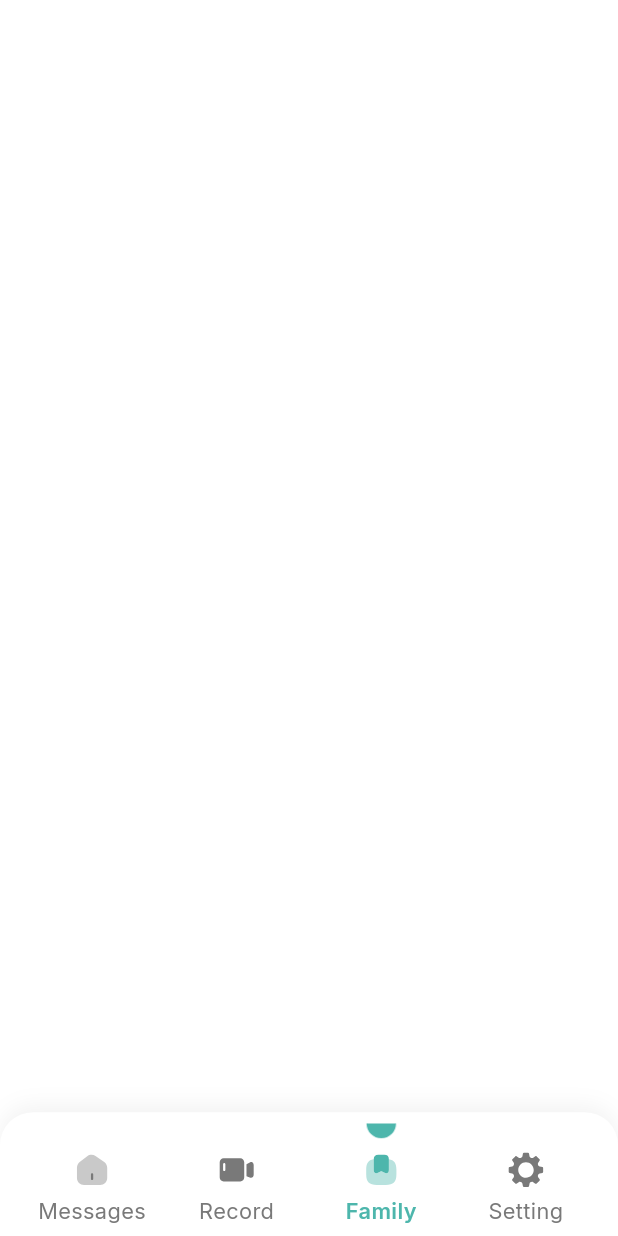
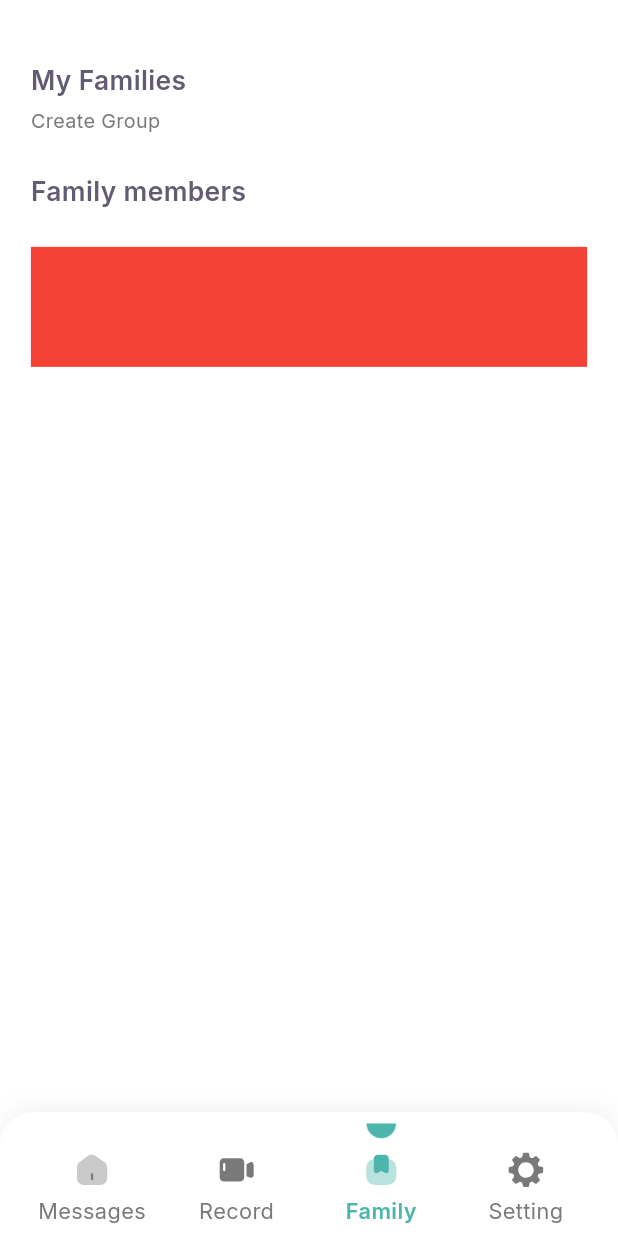
Before and after one commit to Malik399758/fcm_backend, a Flutter app: the screen it shows after launch, item 3 of the bottom bar chosen, on a phone screen of 412 x 824 dp. Run offline on Flutter 3.47's test engine with Material 3 defaults, Android fonts, the phone set to English and light mode, and no system bars; our stand-ins replace camera, flutter_svg, get, google_fonts, image_picker, permission_handler and 1 more.

Commit message:
Update family_nav_view.dart

```diff
--- a/lib/src/screen/bottom_nav_screens/family_nav_screens/family_nav_view.dart
+++ b/lib/src/screen/bottom_nav_screens/family_nav_screens/family_nav_view.dart
@@ -1,4 +1,6 @@
 import 'package:flutter/material.dart';
+import 'package:loneliness/src/components/app_colors_images/app_colors.dart';
+import 'package:loneliness/src/components/common_widget/black_text.dart';
 
 class FamilyNavView extends StatelessWidget {
   const FamilyNavView({super.key});
@@ -11,8 +13,38 @@ class FamilyNavView extends StatelessWidget {
       body: SafeArea(child: SingleChildScrollView(
         child: Padding(
           padding: EdgeInsets.symmetric(horizontal: screenWidth*.05),
-          child: Column(children: [
+          child: Column(
+            crossAxisAlignment: CrossAxisAlignment.start,
+            children: [
+              SizedBox(height: screenHeight*.05),
+              BlackText(
+                text: "My Families",
+                fontSize: 16,
+                fontWeight: FontWeight.w600,
+              ),
+              SizedBox(height: screenHeight*.006),
+              BlackText(
+                text: "Create Group",
+                fontSize: 12,
+                fontWeight: FontWeight.w400,
+                textColor: AppColors.greyColor,
+              ),
+              SizedBox(height: screenHeight*.03),
+              BlackText(
+                text: "Family members",
+                fontSize: 16,
+                fontWeight: FontWeight.w600,
+              ),
+              SizedBox(height: screenHeight*.03),
+              Container(
+                width: screenWidth,
+                color: Colors.red,
+                height: 80,
+                child: Row(children: [
 
+
+                ],),
+              )
           ],),
         ),
       )),
```
